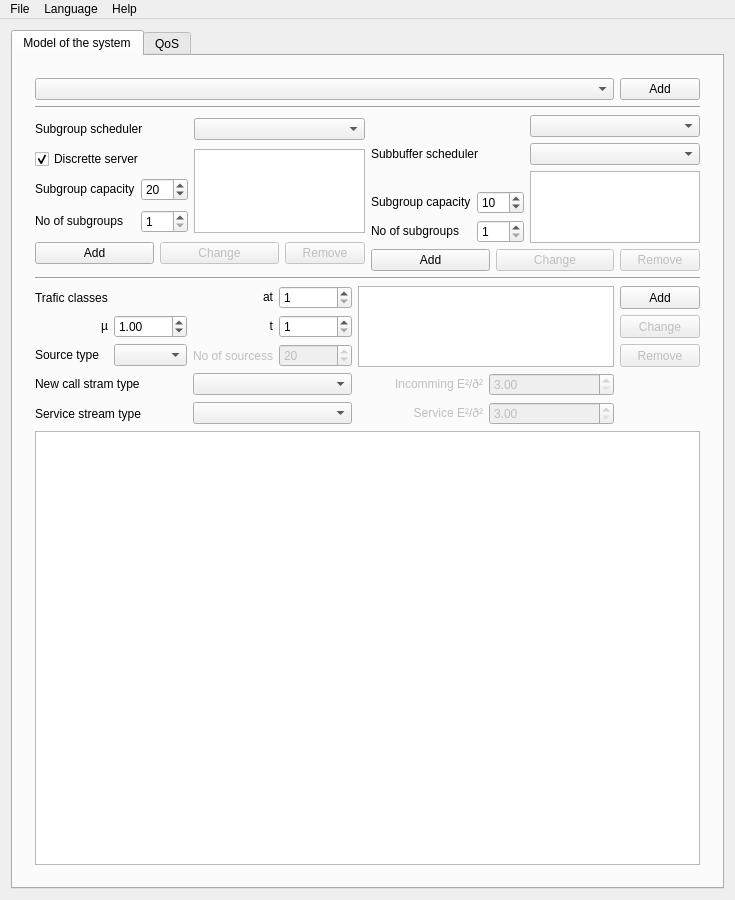
This is mainwindow.ui in adamkaliszan/AnyStreamProcess as Qt 5 draws it before an edit. The edited form follows.
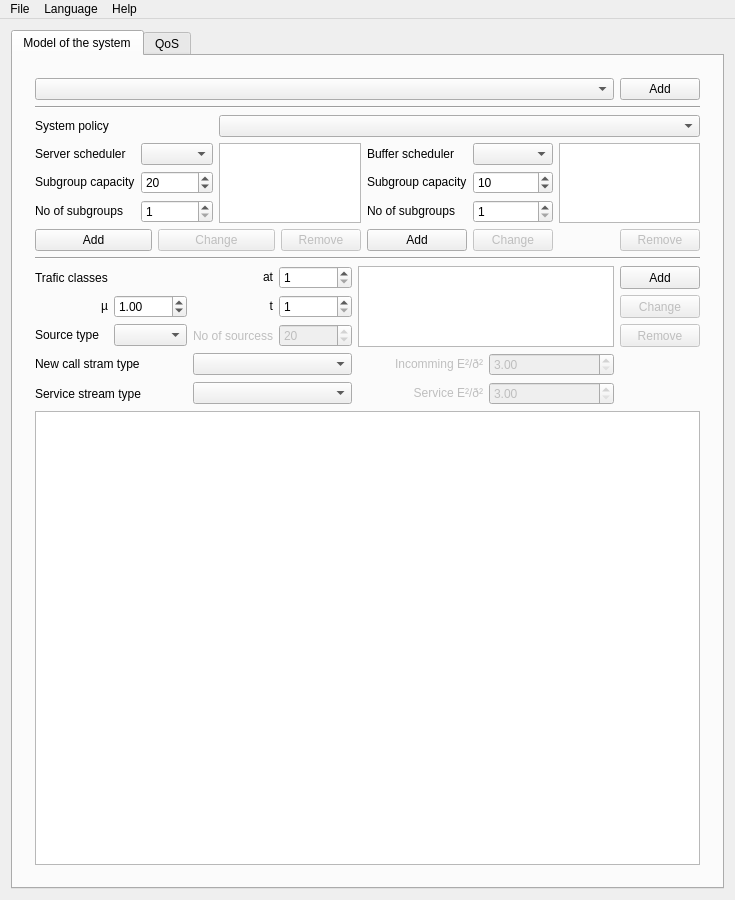
This is the edited form. Icons and pictures are not drawn. Custom widgets are drawn as their Qt base class.

Patch:
```diff
--- a/mainwindow.ui
+++ b/mainwindow.ui
@@ -149,58 +149,12 @@
              <item row="2" column="0">
               <layout class="QHBoxLayout" name="horizontalLayoutGroupChooseAlg"/>
              </item>
-             <item row="1" column="2">
-              <layout class="QGridLayout" name="gridLayoutModelQeue" columnstretch="0,0,0">
+             <item row="1" column="0">
+              <layout class="QGridLayout" name="gridLayoutModelServer" rowstretch="0,0,0,0,0,0,0" columnstretch="0,0,0,0,0,0">
                <property name="sizeConstraint">
                 <enum>QLayout::SetMinAndMaxSize</enum>
                </property>
-               <item row="6" column="0" colspan="3">
-                <layout class="QHBoxLayout" name="horizontalLayoutModelQeueListButtons">
-                 <property name="sizeConstraint">
-                  <enum>QLayout::SetDefaultConstraint</enum>
-                 </property>
-                 <item>
-                  <widget class="QPushButton" name="pushButton_kolejkidodaj">
-                   <property name="enabled">
-                    <bool>true</bool>
-                   </property>
-                   <property name="text">
-                    <string>Add</string>
-                   </property>
-                  </widget>
-                 </item>
-                 <item>
-                  <widget class="QPushButton" name="pushButton_kolejkiZmien">
-                   <property name="enabled">
-                    <bool>false</bool>
-                   </property>
-                   <property name="text">
-                    <string>Change</string>
-                   </property>
-                  </widget>
-                 </item>
-                 <item>
-                  <widget class="QPushButton" name="pushButton_kolejkiUsun">
-                   <property name="enabled">
-                    <bool>false</bool>
-                   </property>
-                   <property name="sizePolicy">
-                    <sizepolicy hsizetype="Maximum" vsizetype="Fixed">
-                     <horstretch>0</horstretch>
-                     <verstretch>0</verstretch>
-                    </sizepolicy>
-                   </property>
-                   <property name="layoutDirection">
-                    <enum>Qt::RightToLeft</enum>
-                   </property>
-                   <property name="text">
-                    <string>Remove</string>
-                   </property>
-                  </widget>
-                 </item>
-                </layout>
-               </item>
-               <item row="4" column="1">
+               <item row="3" column="4">
                 <widget class="QSpinBox" name="spinBoxKolejkaPojemnosc">
                  <property name="sizePolicy">
                   <sizepolicy hsizetype="Minimum" vsizetype="Maximum">
@@ -219,20 +173,7 @@
                  </property>
                 </widget>
                </item>
-               <item row="5" column="0">
-                <widget class="QLabel" name="labelModelQeueNumber">
-                 <property name="sizePolicy">
-                  <sizepolicy hsizetype="Preferred" vsizetype="Maximum">
-                   <horstretch>0</horstretch>
-                   <verstretch>0</verstretch>
-                  </sizepolicy>
-                 </property>
-                 <property name="text">
-                  <string>No of subgroups</string>
-                 </property>
-                </widget>
-               </item>
-               <item row="5" column="1">
+               <item row="4" column="4">
                 <widget class="QSpinBox" name="spinBoxKolejkaLiczba">
                  <property name="sizePolicy">
                   <sizepolicy hsizetype="Minimum" vsizetype="Maximum">
@@ -248,8 +189,8 @@
                  </property>
                 </widget>
                </item>
-               <item row="4" column="0">
-                <widget class="QLabel" name="labelModelQeueCapacity">
+               <item row="3" column="0">
+                <widget class="QLabel" name="labelPodgrupaPojemnosc">
                  <property name="sizePolicy">
                   <sizepolicy hsizetype="Preferred" vsizetype="Maximum">
                    <horstretch>0</horstretch>
@@ -261,51 +202,55 @@
                  </property>
                 </widget>
                </item>
-               <item row="3" column="2" rowspan="3">
-                <widget class="QListWidget" name="listWidgetKolejki">
+               <item row="6" column="3">
+                <widget class="QPushButton" name="pushButton_kolejkidodaj">
+                 <property name="enabled">
+                  <bool>true</bool>
+                 </property>
+                 <property name="text">
+                  <string>Add</string>
+                 </property>
+                </widget>
+               </item>
+               <item row="4" column="1">
+                <widget class="QSpinBox" name="spinBoxPodgrupaLiczba">
                  <property name="sizePolicy">
-                  <sizepolicy hsizetype="Expanding" vsizetype="Minimum">
+                  <sizepolicy hsizetype="Minimum" vsizetype="Maximum">
                    <horstretch>0</horstretch>
                    <verstretch>0</verstretch>
                   </sizepolicy>
                  </property>
-                 <property name="minimumSize">
-                  <size>
-                   <width>100</width>
-                   <height>0</height>
-                  </size>
+                 <property name="minimum">
+                  <number>1</number>
                  </property>
-                 <property name="baseSize">
-                  <size>
-                   <width>0</width>
-                   <height>50</height>
-                  </size>
+                 <property name="maximum">
+                  <number>100</number>
                  </property>
-                 <property name="sizeAdjustPolicy">
-                  <enum>QAbstractScrollArea::AdjustToContentsOnFirstShow</enum>
+                </widget>
+               </item>
+               <item row="6" column="4">
+                <widget class="QPushButton" name="pushButton_kolejkiZmien">
+                 <property name="enabled">
+                  <bool>false</bool>
                  </property>
+                 <property name="text">
+                  <string>Change</string>
+                 </property>
                 </widget>
                </item>
-               <item row="2" column="2">
-                <widget class="QComboBox" name="comboBoxSubBufferSchedulerAlgorithm"/>
-               </item>
-               <item row="1" column="2">
-                <widget class="QComboBox" name="comboBox"/>
-               </item>
-               <item row="2" column="0" colspan="2">
-                <widget class="QLabel" name="label_subbufferScheduler">
+               <item row="4" column="0">
+                <widget class="QLabel" name="labelPodgrupaLiczba">
+                 <property name="sizePolicy">
+                  <sizepolicy hsizetype="Preferred" vsizetype="Maximum">
+                   <horstretch>0</horstretch>
+                   <verstretch>0</verstretch>
+                  </sizepolicy>
+                 </property>
                  <property name="text">
-                  <string>Subbuffer scheduler</string>
+                  <string>No of subgroups</string>
                  </property>
                 </widget>
                </item>
-              </layout>
-             </item>
-             <item row="1" column="0">
-              <layout class="QGridLayout" name="gridLayoutModelServer" rowstretch="0,0,0,0,0,0,0" columnstretch="0,0,0">
-               <property name="sizeConstraint">
-                <enum>QLayout::SetMinAndMaxSize</enum>
-               </property>
                <item row="6" column="0" colspan="3">
                 <layout class="QHBoxLayout" name="horizontalLayoutModelServerListButtons">
                  <property name="sizeConstraint">
@@ -349,7 +294,20 @@
                  </item>
                 </layout>
                </item>
-               <item row="4" column="1">
+               <item row="3" column="3">
+                <widget class="QLabel" name="labelModelQeueCapacity">
+                 <property name="sizePolicy">
+                  <sizepolicy hsizetype="Preferred" vsizetype="Maximum">
+                   <horstretch>0</horstretch>
+                   <verstretch>0</verstretch>
+                  </sizepolicy>
+                 </property>
+                 <property name="text">
+                  <string>Subgroup capacity</string>
+                 </property>
+                </widget>
+               </item>
+               <item row="3" column="1">
                 <widget class="QSpinBox" name="spinBoxPodgrupaPojemnosc">
                  <property name="sizePolicy">
                   <sizepolicy hsizetype="Minimum" vsizetype="Maximum">
@@ -368,37 +326,8 @@
                  </property>
                 </widget>
                </item>
-               <item row="5" column="1">
-                <widget class="QSpinBox" name="spinBoxPodgrupaLiczba">
-                 <property name="sizePolicy">
-                  <sizepolicy hsizetype="Minimum" vsizetype="Maximum">
-                   <horstretch>0</horstretch>
-                   <verstretch>0</verstretch>
-                  </sizepolicy>
-                 </property>
-                 <property name="minimum">
-                  <number>1</number>
-                 </property>
-                 <property name="maximum">
-                  <number>100</number>
-                 </property>
-                </widget>
-               </item>
-               <item row="4" column="0">
-                <widget class="QLabel" name="labelPodgrupaPojemnosc">
-                 <property name="sizePolicy">
-                  <sizepolicy hsizetype="Preferred" vsizetype="Maximum">
-                   <horstretch>0</horstretch>
-                   <verstretch>0</verstretch>
-                  </sizepolicy>
-                 </property>
-                 <property name="text">
-                  <string>Subgroup capacity</string>
-                 </property>
-                </widget>
-               </item>
-               <item row="5" column="0">
-                <widget class="QLabel" name="labelPodgrupaLiczba">
+               <item row="4" column="3">
+                <widget class="QLabel" name="labelModelQeueNumber">
                  <property name="sizePolicy">
                   <sizepolicy hsizetype="Preferred" vsizetype="Maximum">
                    <horstretch>0</horstretch>
@@ -410,7 +339,74 @@
                  </property>
                 </widget>
                </item>
-               <item row="3" column="2" rowspan="3">
+               <item row="6" column="5">
+                <widget class="QPushButton" name="pushButton_kolejkiUsun">
+                 <property name="enabled">
+                  <bool>false</bool>
+                 </property>
+                 <property name="sizePolicy">
+                  <sizepolicy hsizetype="Maximum" vsizetype="Fixed">
+                   <horstretch>0</horstretch>
+                   <verstretch>0</verstretch>
+                  </sizepolicy>
+                 </property>
+                 <property name="layoutDirection">
+                  <enum>Qt::RightToLeft</enum>
+                 </property>
+                 <property name="text">
+                  <string>Remove</string>
+                 </property>
+                </widget>
+               </item>
+               <item row="0" column="2" colspan="4">
+                <widget class="QComboBox" name="comboBoxSystemSchedulerAlgorithm"/>
+               </item>
+               <item row="2" column="3">
+                <widget class="QLabel" name="label_subbufferScheduler">
+                 <property name="text">
+                  <string>Buffer scheduler</string>
+                 </property>
+                </widget>
+               </item>
+               <item row="2" column="4">
+                <widget class="QComboBox" name="comboBoxBufferGroupSchedulerAlgorithm"/>
+               </item>
+               <item row="2" column="5" rowspan="3">
+                <widget class="QListWidget" name="listWidgetKolejki">
+                 <property name="sizePolicy">
+                  <sizepolicy hsizetype="Expanding" vsizetype="Minimum">
+                   <horstretch>0</horstretch>
+                   <verstretch>0</verstretch>
+                  </sizepolicy>
+                 </property>
+                 <property name="minimumSize">
+                  <size>
+                   <width>100</width>
+                   <height>0</height>
+                  </size>
+                 </property>
+                 <property name="baseSize">
+                  <size>
+                   <width>0</width>
+                   <height>50</height>
+                  </size>
+                 </property>
+                 <property name="sizeAdjustPolicy">
+                  <enum>QAbstractScrollArea::AdjustToContentsOnFirstShow</enum>
+                 </property>
+                </widget>
+               </item>
+               <item row="2" column="0">
+                <widget class="QLabel" name="label_subgroupSchedulerAlgorithm">
+                 <property name="text">
+                  <string>Server scheduler</string>
+                 </property>
+                </widget>
+               </item>
+               <item row="2" column="1">
+                <widget class="QComboBox" name="comboBoxServerGroupSchedulerAlgorithm"/>
+               </item>
+               <item row="2" column="2" rowspan="3">
                 <widget class="QListWidget" name="listWidgetWiazki">
                  <property name="sizePolicy">
                   <sizepolicy hsizetype="Expanding" vsizetype="Minimum">
@@ -438,26 +434,20 @@
                  </property>
                 </widget>
                </item>
-               <item row="2" column="2">
-                <widget class="QComboBox" name="comboBoxServerSchedulerAlgorithm"/>
-               </item>
-               <item row="2" column="0" colspan="2">
-                <widget class="QLabel" name="label_subgroupSchedulerAlgorithm">
+               <item row="0" column="0" colspan="2">
+                <widget class="QLabel" name="label_systemPolicy">
                  <property name="text">
-                  <string>Subgroup scheduler</string>
+                  <string>System policy</string>
                  </property>
                 </widget>
                </item>
-               <item row="3" column="0" colspan="2">
-                <widget class="QCheckBox" name="checkBoxServerDiscrette">
-                 <property name="text">
-                  <string>Discrette server</string>
-                 </property>
-                 <property name="checked">
-                  <bool>true</bool>
-                 </property>
-                </widget>
-               </item>
+              </layout>
+             </item>
+             <item row="1" column="2">
+              <layout class="QGridLayout" name="gridLayoutModelQeue" columnstretch="0">
+               <property name="sizeConstraint">
+                <enum>QLayout::SetMinAndMaxSize</enum>
+               </property>
               </layout>
              </item>
             </layout>
```
Left out of the diff: 44 changed lines with no effect on the pictures.
